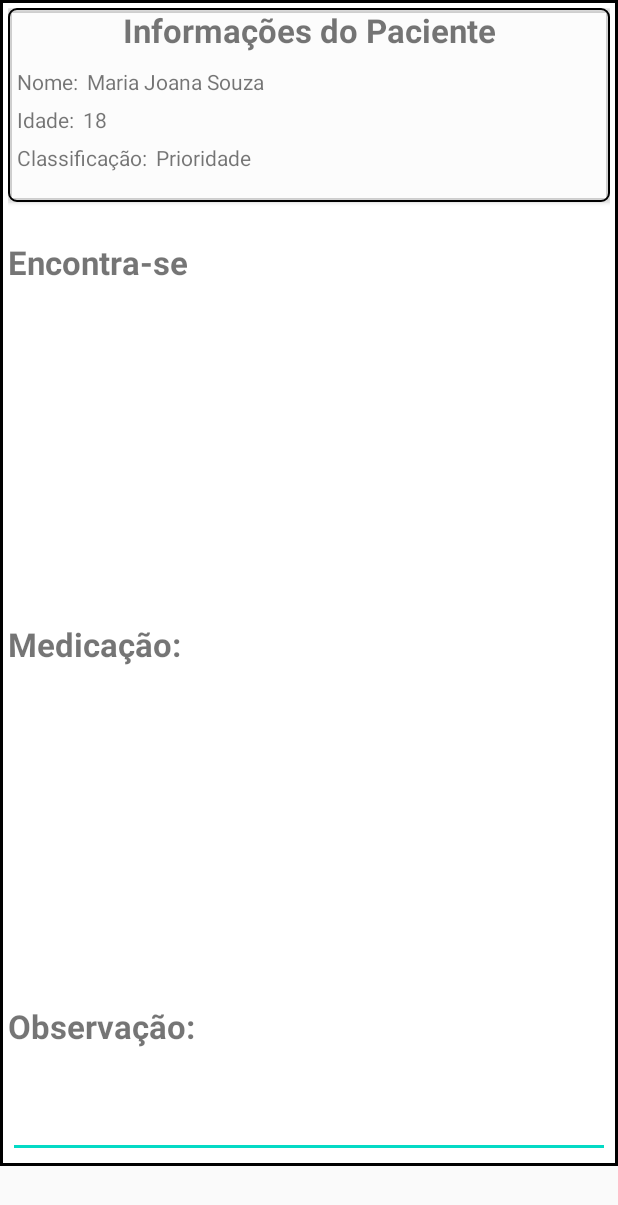
After one commit to Ispx/Projeto-ASPI, an Android app: the layout activity_alert_anotacoes.xml on its own in the app's theme, with its tools: preview values and no code run, on a phone screen of 412 x 824 dp. The commit adds this screen. Shown: the top 1205 px of the screen. Run offline under Robolectric (Android 15) with nearby library versions, the phone set to English and light mode, and no system bars.

Commit message:
Refatoração de código

```diff
--- /dev/null
+++ b/AppASPI/app/src/main/res/layout/activity_alert_anotacoes.xml
@@ -0,0 +1,159 @@
+<?xml version="1.0" encoding="utf-8"?>
+<ScrollView android:layout_height="match_parent"
+    android:layout_width="match_parent"
+    xmlns:android="http://schemas.android.com/apk/res/android"
+    xmlns:app="http://schemas.android.com/apk/res-auto">
+    <LinearLayout
+        android:background="@drawable/backgroud_anotacoes"
+        android:orientation="vertical"
+        xmlns:android="http://schemas.android.com/apk/res/android"
+        android:layout_width="match_parent"
+        android:layout_height="match_parent">
+
+        <LinearLayout
+            android:background="@drawable/bt"
+            android:layout_margin="5dp"
+            android:layout_width="match_parent"
+            android:layout_height="match_parent"
+            android:orientation="vertical">
+
+            <androidx.cardview.widget.CardView
+                android:id="@+id/cardView_informacao_do_paciente"
+                android:layout_width="match_parent"
+                android:layout_height="wrap_content"
+                android:padding="10dp"
+                android:background="@drawable/backgroud_cardview_anotacoes"
+                app:cardBackgroundColor="@color/cardview_shadow_end_color"
+
+                >
+                <RelativeLayout
+                    android:background="@drawable/backgroud_cardview_anotacoes"
+                    android:layout_width="match_parent"
+                    android:layout_height="wrap_content"
+                    >
+
+                    <TextView
+                        android:id="@+id/alert_informacoes_do_paciente"
+                        android:layout_width="match_parent"
+                        android:layout_height="wrap_content"
+                        android:text="Informações do Paciente"
+                        android:layout_centerHorizontal="true"
+                        android:gravity="center"
+                        android:textSize="22dp"
+                        android:textStyle="bold"
+
+                        />
+
+                    <TextView
+                        android:id="@+id/alert_informacoes_nome_do_paciente"
+                        android:layout_width="wrap_content"
+                        android:layout_height="wrap_content"
+                        android:text="Nome:"
+                        android:layout_below="@id/alert_informacoes_do_paciente"
+                        android:layout_marginTop="10dp"
+                        android:layout_marginLeft="6dp"
+                        />
+                    <TextView
+                        android:id="@+id/alert_informacoes_input_nome_do_paciente"
+                        android:layout_width="wrap_content"
+                        android:layout_height="wrap_content"
+                        android:layout_toRightOf="@id/alert_informacoes_nome_do_paciente"
+                        android:layout_marginLeft="6dp"
+                        android:layout_alignBaseline="@id/alert_informacoes_nome_do_paciente"
+                        android:text="Maria Joana Souza"
+                        />
+
+                    <TextView
+                        android:id="@+id/alert_informacoes_idade_paciente"
+                        android:layout_width="wrap_content"
+                        android:layout_height="wrap_content"
+                        android:layout_below="@id/alert_informacoes_nome_do_paciente"
+                        android:text="Idade:"
+                        android:layout_marginTop="6dp"
+                        android:layout_marginLeft="6dp"
+                        />
+                    <TextView
+                        android:id="@+id/alert_informacoes_input_idade_paciente"
+                        android:layout_width="wrap_content"
+                        android:layout_height="wrap_content"
+                        android:layout_toRightOf="@id/alert_informacoes_idade_paciente"
+                        android:layout_marginLeft="6dp"
+                        android:layout_alignBaseline="@id/alert_informacoes_idade_paciente"
+                        android:text="18"
+                        />
+                    <TextView
+                        android:id="@+id/alert_informacoes_classificacao_atendimento"
+                        android:layout_width="wrap_content"
+                        android:layout_height="wrap_content"
+                        android:layout_below="@id/alert_informacoes_idade_paciente"
+                        android:text="Classificação:"
+                        android:layout_marginTop="6dp"
+                        android:layout_marginBottom="20dp"
+                        android:layout_marginLeft="6dp"
+                        />
+                    <TextView
+                        android:id="@+id/alert_informacoes_input_classificacao_atendimento"
+                        android:layout_width="wrap_content"
+                        android:layout_height="wrap_content"
+                        android:layout_toRightOf="@id/alert_informacoes_classificacao_atendimento"
+                        android:layout_marginLeft="6dp"
+                        android:layout_alignBaseline="@id/alert_informacoes_classificacao_atendimento"
+                        android:text="Prioridade"
+                        />
+                </RelativeLayout>
+            </androidx.cardview.widget.CardView>
+
+            <TextView
+                android:layout_width="wrap_content"
+                android:layout_height="wrap_content"
+                android:text="Encontra-se"
+                android:textStyle="bold"
+                android:layout_marginTop="25dp"
+                android:textSize="22dp"
+                />
+            <ListView
+                android:layout_width="match_parent"
+                android:layout_height="200dp"
+                android:choiceMode="multipleChoice"
+                />
+            <TextView
+                android:layout_width="wrap_content"
+                android:layout_height="wrap_content"
+                android:text="Medicação:"
+                android:textStyle="bold"
+                android:layout_marginTop="25dp"
+                android:textSize="22dp"
+                />
+
+            <ListView
+                android:layout_width="match_parent"
+                android:layout_height="200dp"
+                android:choiceMode="multipleChoice"
+
+                />
+            <TextView
+                android:layout_width="wrap_content"
+                android:layout_height="wrap_content"
+                android:text="Observação:"
+                android:textSize="22sp"
+                android:textStyle="bold"
+                android:layout_marginTop="25dp"
+                android:layout_marginBottom="10dp"
+                />
+
+
+            <EditText
+                android:id="@+id/alert_informacoes_edittext_observacao"
+                android:layout_width="match_parent"
+                android:layout_height="wrap_content"
+                android:layout_marginTop="10dp"
+                android:theme="@style/TextAppearance.AppCompat.Headline"
+                />
+
+
+        </LinearLayout>
+
+
+
+    </LinearLayout>
+</ScrollView>
```
Also changed, not shown: AppASPI/app/src/main/java/com/example/appaspi/AtendimentoListView.java (deleted, +0 -102 lines), AppASPI/app/src/main/java/com/example/appaspi/AtendimentoRecycleView.java (+46 -41 lines).
